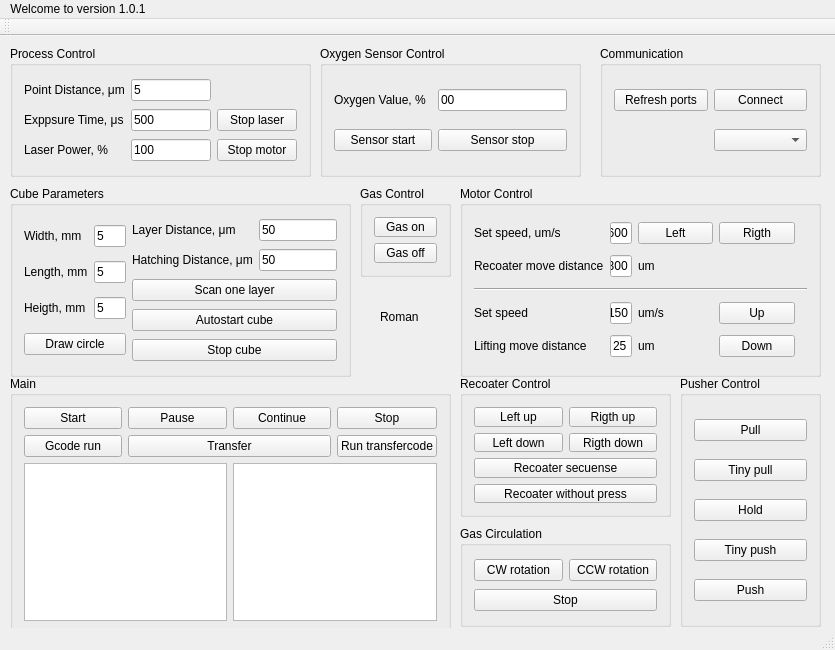
Old version of the form Happy3D/mainwindow.ui in the repository Anaga/Happy3D-Qt.
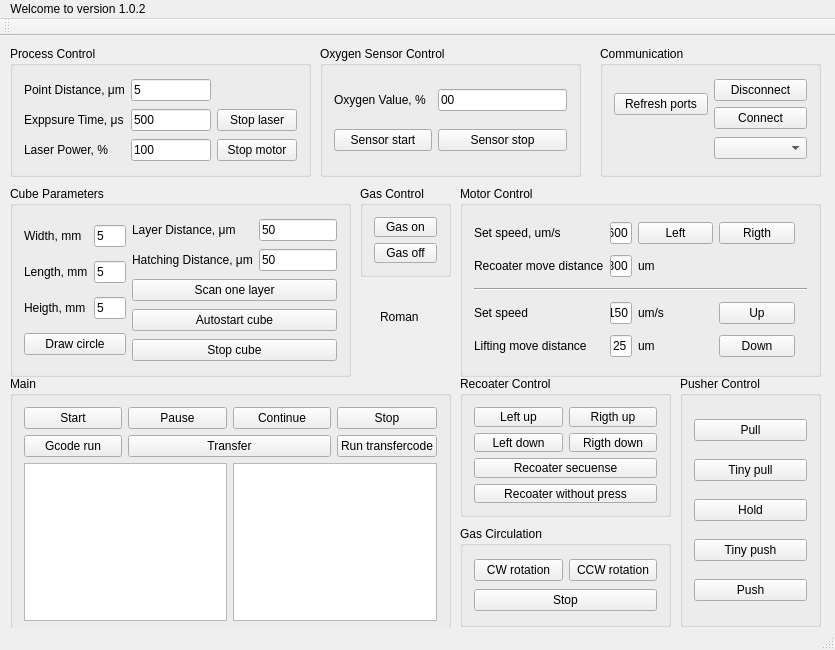
New version of the form.

Commit message: Big update, now this program can asycronly read Com port data.

```diff
--- a/Happy3D/mainwindow.ui
+++ b/Happy3D/mainwindow.ui
@@ -163,30 +163,41 @@
      <string>Communication</string>
     </property>
     <layout class="QGridLayout" name="gridLayout_3">
-     <item row="1" column="1">
-      <widget class="QComboBox" name="comboBox_Com_Select"/>
-     </item>
-     <item row="0" column="1">
-      <widget class="QPushButton" name="pushButton_Com_Connect">
-       <property name="text">
-        <string>Connect</string>
-       </property>
-      </widget>
-     </item>
-     <item row="0" column="0">
-      <widget class="QPushButton" name="pushButton_Com_Refresh">
-       <property name="text">
-        <string>Refresh ports</string>
-       </property>
-      </widget>
-     </item>
-     <item row="1" column="0">
+     <item row="2" column="0">
       <widget class="QLabel" name="label_Com_Status">
        <property name="text">
         <string/>
        </property>
       </widget>
      </item>
+     <item row="1" column="0">
+      <widget class="QPushButton" name="pushButton_Com_Refresh">
+       <property name="text">
+        <string>Refresh ports</string>
+       </property>
+      </widget>
+     </item>
+     <item row="1" column="2">
+      <layout class="QVBoxLayout" name="verticalLayout_3">
+       <item>
+        <widget class="QPushButton" name="pushButton_Com_Disconnect">
+         <property name="text">
+          <string>Disconnect</string>
+         </property>
+        </widget>
+       </item>
+       <item>
+        <widget class="QPushButton" name="pushButton_Com_Connect">
+         <property name="text">
+          <string>Connect</string>
+         </property>
+        </widget>
+       </item>
+      </layout>
+     </item>
+     <item row="2" column="2">
+      <widget class="QComboBox" name="comboBox_Com_Select"/>
+     </item>
     </layout>
    </widget>
    <widget class="QGroupBox" name="groupBox_CubeParams">
@@ -699,12 +710,12 @@
      <x>0</x>
      <y>0</y>
      <width>835</width>
-     <height>27</height>
+     <height>21</height>
     </rect>
    </property>
    <widget class="QMenu" name="menuWelcome_to_version_1_0_0">
     <property name="title">
-     <string>Welcome to version 1.0.1</string>
+     <string>Welcome to version 1.0.2</string>
     </property>
    </widget>
    <addaction name="menuWelcome_to_version_1_0_0"/>
```
The commit also changes 5 other files.
